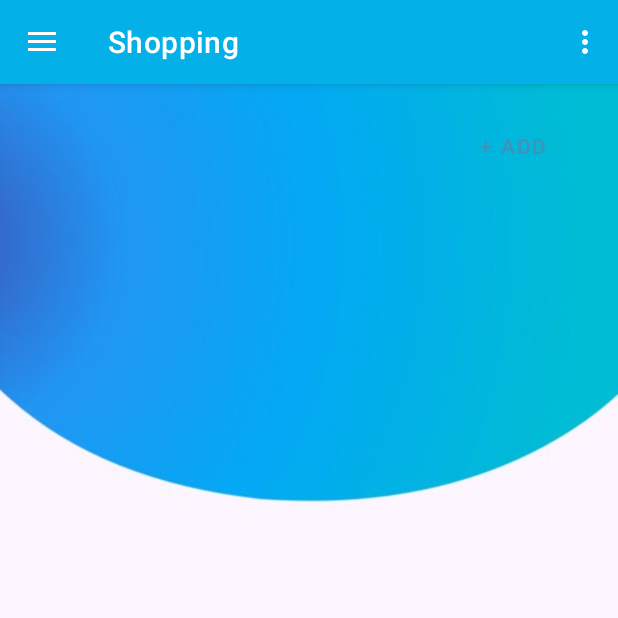
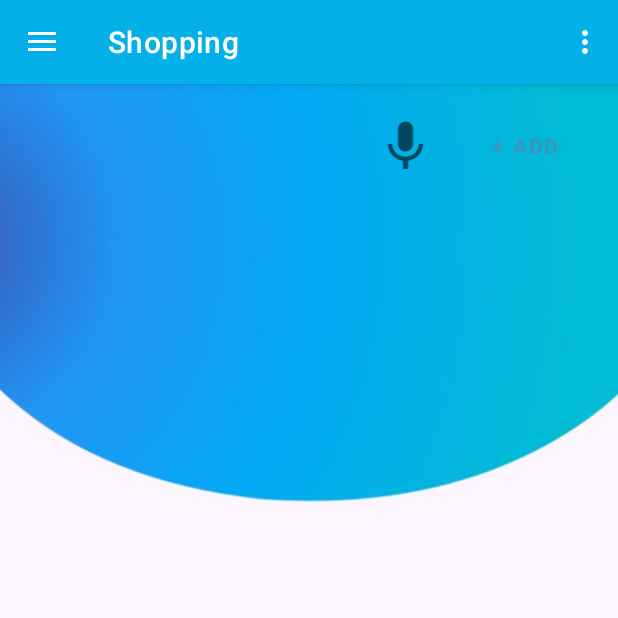
Before and after one commit to NovykovaNatalia/SmartNote, an Android app: the screen it shows after launch (MainActivity), in the options menu, after a tap on "Setting", on a phone screen of 412 x 824 dp, the top half of it. Run offline under Robolectric (Android 15) with nearby library versions, the phone set to English and light mode, and no system bars; our stand-ins replace navigation-ui.

Commit message:
Add STT features to ShoppingFragment.kt

```diff
--- a/app/src/main/res/layout/fragment_shopping.xml
+++ b/app/src/main/res/layout/fragment_shopping.xml
@@ -23,6 +23,14 @@
             android:hint="Enter an item here"
             android:paddingLeft="10dp"
             android:inputType="text" />
+        <ImageView
+            android:id="@+id/btn_speach"
+            android:layout_width="wrap_content"
+            android:layout_height="40dp"
+            android:layout_weight="1"
+            android:layout_marginTop="20dp"
+            android:layout_marginLeft="20dp"
+            android:src="@drawable/ic_baseline_keyboard_voice_24"/>
 
         <Button
             android:id="@+id/btnAdd"
@@ -37,6 +45,7 @@
             android:layout_toRightOf="@+id/editText" />
 
 
+
     </LinearLayout>
 
     <androidx.recyclerview.widget.RecyclerView
```
Also changed, not shown: app/src/main/java/com/example/smartnote/ui/shopping/ShoppingFragment.kt (+51 -1 lines).
